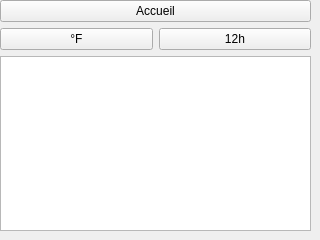
This is thermostat/Thermostat/configWindow.ui in kimchicharlie/Envio as Qt 5 draws it before an edit. The edited form follows.
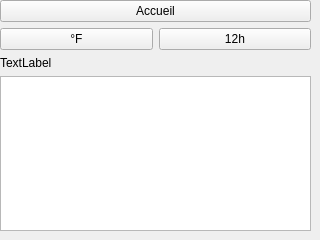
This is the edited form.

Commit message: Thermostat: correction crash a cause de debug, ajout d'information (salle courante sur la fenetre principale et fenetre de configuration)

```diff
--- a/thermostat/Thermostat/configWindow.ui
+++ b/thermostat/Thermostat/configWindow.ui
@@ -60,6 +60,13 @@
        </item>
       </layout>
      </item>
+     <item row="4" column="0">
+      <widget class="QLabel" name="msgLabel">
+       <property name="text">
+        <string>TextLabel</string>
+       </property>
+      </widget>
+     </item>
     </layout>
    </widget>
   </widget>
```
The commit also changes 3 other files.
